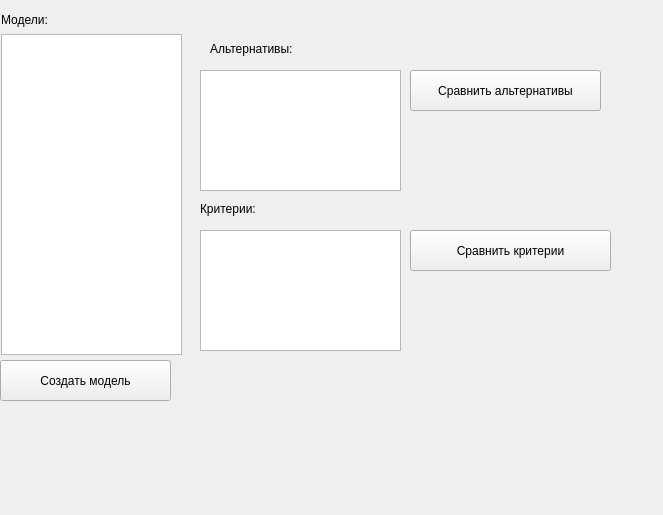
Qt form trunk/core/src/ui/StartMenu.ui (braubergiag/decision-models) before a commit.
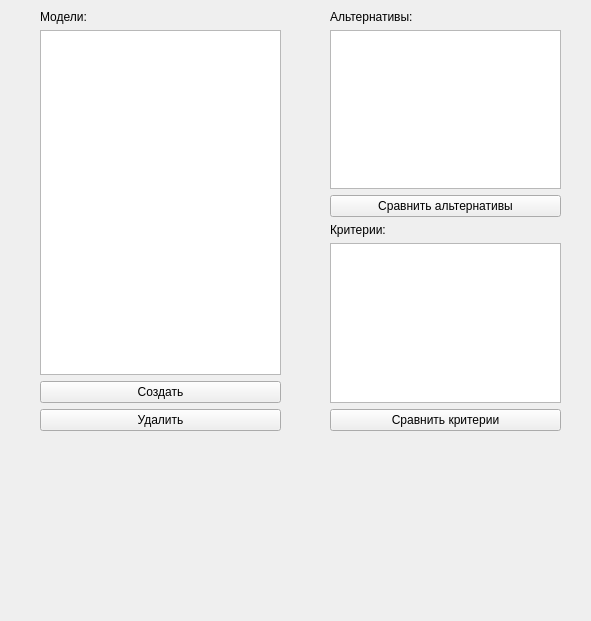
The same form after that commit.

Commit message: DM-1 Добавил функционал для удаления модели

```diff
--- a/trunk/core/src/ui/StartMenu.ui
+++ b/trunk/core/src/ui/StartMenu.ui
@@ -6,120 +6,94 @@
    <rect>
     <x>0</x>
     <y>0</y>
-    <width>663</width>
-    <height>515</height>
+    <width>591</width>
+    <height>621</height>
    </rect>
   </property>
   <property name="windowTitle">
    <string>Модели принятия решений</string>
   </property>
-  <widget class="QPushButton" name="createModelButton">
+  <widget class="QWidget" name="">
    <property name="geometry">
     <rect>
-     <x>0</x>
-     <y>360</y>
-     <width>171</width>
-     <height>41</height>
+     <x>330</x>
+     <y>10</y>
+     <width>231</width>
+     <height>421</height>
     </rect>
    </property>
-   <property name="text">
-    <string>Создать модель</string>
-   </property>
+   <layout class="QVBoxLayout" name="verticalLayout_2">
+    <item>
+     <widget class="QLabel" name="label_2">
+      <property name="text">
+       <string>Альтернативы:</string>
+      </property>
+     </widget>
+    </item>
+    <item>
+     <widget class="QListWidget" name="alternativesList"/>
+    </item>
+    <item>
+     <widget class="QPushButton" name="compareAlternativesButton">
+      <property name="text">
+       <string>Сравнить альтернативы</string>
+      </property>
+     </widget>
+    </item>
+    <item>
+     <widget class="QLabel" name="label_3">
+      <property name="text">
+       <string>Критерии:</string>
+      </property>
+     </widget>
+    </item>
+    <item>
+     <widget class="QListWidget" name="criteriaList"/>
+    </item>
+    <item>
+     <widget class="QPushButton" name="compareCriteriaButton">
+      <property name="text">
+       <string>Сравнить критерии</string>
+      </property>
+     </widget>
+    </item>
+   </layout>
   </widget>
-  <widget class="QListWidget" name="modelsList">
+  <widget class="QWidget" name="">
    <property name="geometry">
     <rect>
-     <x>1</x>
-     <y>34</y>
-     <width>181</width>
-     <height>321</height>
+     <x>40</x>
+     <y>10</y>
+     <width>241</width>
+     <height>421</height>
     </rect>
    </property>
-  </widget>
-  <widget class="QLabel" name="label">
-   <property name="geometry">
-    <rect>
-     <x>1</x>
-     <y>11</y>
-     <width>61</width>
-     <height>17</height>
-    </rect>
-   </property>
-   <property name="text">
-    <string>Модели:</string>
-   </property>
-  </widget>
-  <widget class="QPushButton" name="compareCriteriaButton">
-   <property name="geometry">
-    <rect>
-     <x>410</x>
-     <y>230</y>
-     <width>201</width>
-     <height>41</height>
-    </rect>
-   </property>
-   <property name="text">
-    <string>Сравнить критерии</string>
-   </property>
-  </widget>
-  <widget class="QPushButton" name="compareAlternativesButton">
-   <property name="geometry">
-    <rect>
-     <x>410</x>
-     <y>70</y>
-     <width>191</width>
-     <height>41</height>
-    </rect>
-   </property>
-   <property name="text">
-    <string>Сравнить альтернативы</string>
-   </property>
-  </widget>
-  <widget class="QListWidget" name="alternativesList">
-   <property name="geometry">
-    <rect>
-     <x>200</x>
-     <y>70</y>
-     <width>201</width>
-     <height>121</height>
-    </rect>
-   </property>
-  </widget>
-  <widget class="QListWidget" name="criteriaList">
-   <property name="geometry">
-    <rect>
-     <x>200</x>
-     <y>230</y>
-     <width>201</width>
-     <height>121</height>
-    </rect>
-   </property>
-  </widget>
-  <widget class="QLabel" name="label_2">
-   <property name="geometry">
-    <rect>
-     <x>210</x>
-     <y>40</y>
-     <width>111</width>
-     <height>17</height>
-    </rect>
-   </property>
-   <property name="text">
-    <string>Альтернативы:</string>
-   </property>
-  </widget>
-  <widget class="QLabel" name="label_3">
-   <property name="geometry">
-    <rect>
-     <x>200</x>
-     <y>200</y>
-     <width>111</width>
-     <height>17</height>
-    </rect>
-   </property>
-   <property name="text">
-    <string>Критерии:</string>
-   </property>
+   <layout class="QVBoxLayout" name="verticalLayout">
+    <item>
+     <widget class="QLabel" name="label">
+      <property name="text">
+       <string>Модели:</string>
+      </property>
+     </widget>
+    </item>
+    <item>
+     <widget class="QListWidget" name="modelsList"/>
+    </item>
+    <item>
+     <widget class="QPushButton" name="createModelButton">
+      <property name="text">
+       <string>Создать</string>
+      </property>
+     </widget>
+    </item>
+    <item>
+     <widget class="QPushButton" name="deleteModelButton">
+      <property name="text">
+       <string>Удалить</string>
+      </property>
+     </widget>
+    </item>
+   </layout>
   </widget>
  </widget>
  <resources/>
```
The commit also changes 4 other files.
